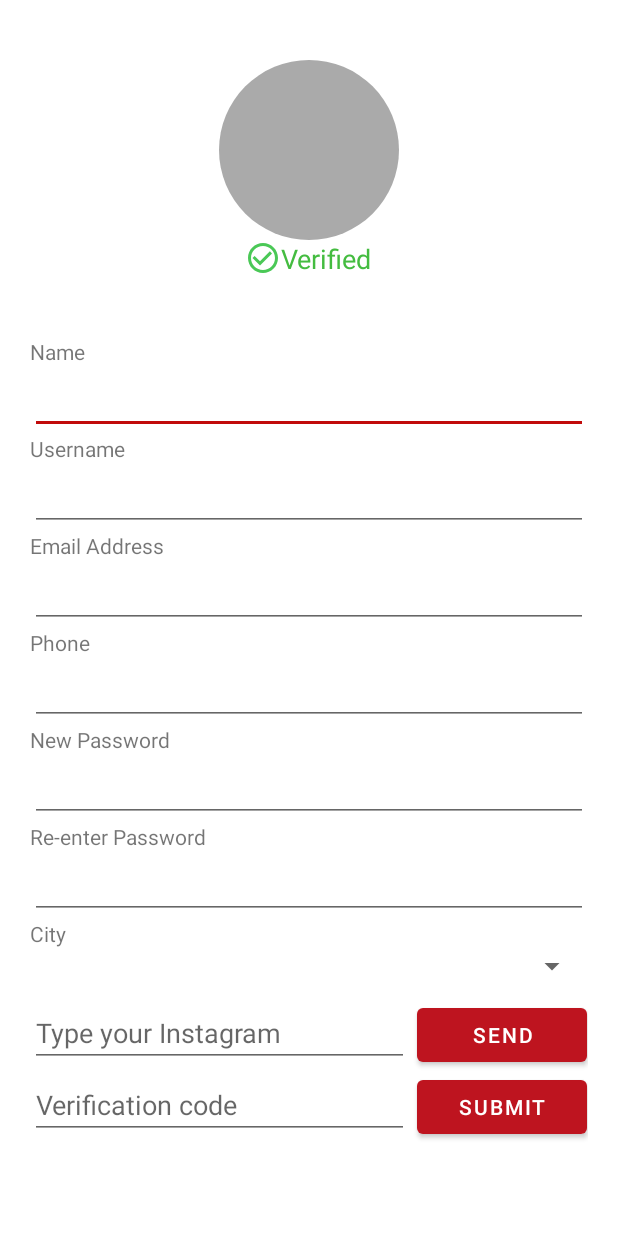
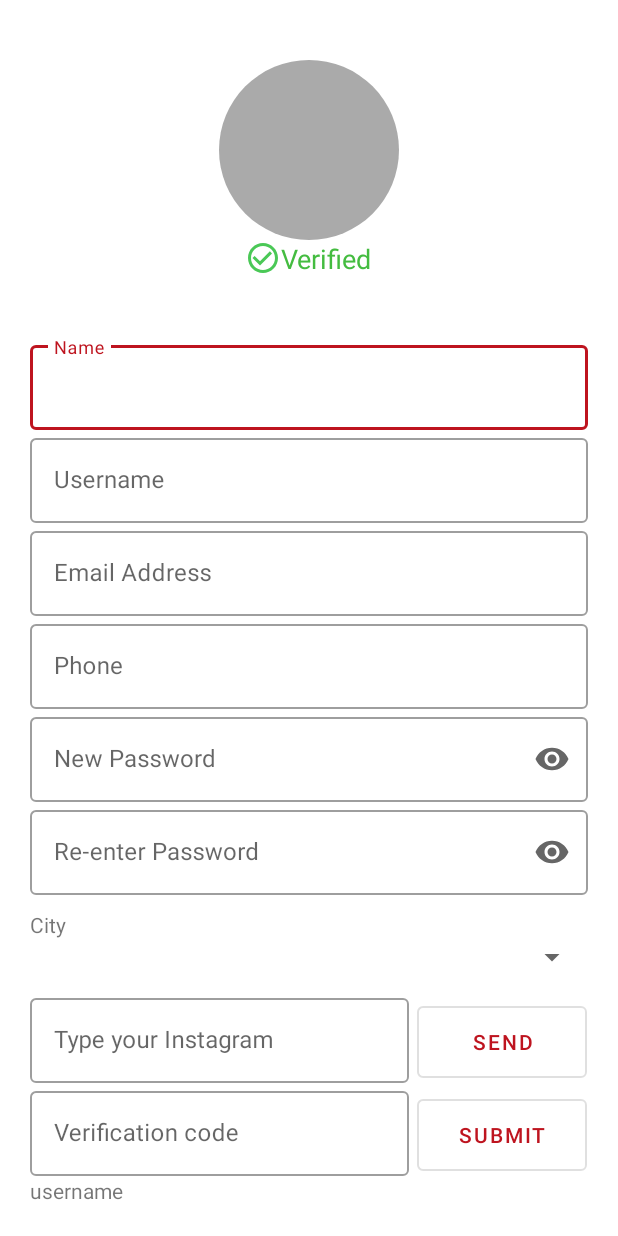
Before and after one commit to lumianecron/OnMarcy, an Android app: the layout fragment_profile.xml on its own in the app's theme, with its tools: preview values and no code run, on a phone screen of 412 x 824 dp. Run offline under Robolectric (Android 15) with nearby library versions, the light colour scheme and no system bars; plain views replace SearchableSpinner.

Commit message:
verification ig

```diff
--- a/onmarcy/app/src/main/AndroidManifest.xml
+++ b/onmarcy/app/src/main/AndroidManifest.xml
@@ -19,7 +19,7 @@ package="com.android.onmarcy">
     </activity>
     <activity
         android:name=".HomeActivity"
-        android:windowSoftInputMode="adjustNothing" />
+        android:windowSoftInputMode="adjustPan"/>
     <activity android:name=".SplashActivity">
         <intent-filter>
             <action android:name="android.intent.action.MAIN" />
--- a/onmarcy/app/src/main/res/layout/fragment_profile.xml
+++ b/onmarcy/app/src/main/res/layout/fragment_profile.xml
@@ -32,74 +32,99 @@
             android:layout_marginBottom="40dp"
             android:layout_gravity="center"/>
 
-        <TextView
-            android:layout_width="wrap_content"
+        <com.google.android.material.textfield.TextInputLayout
+            android:layout_width="match_parent"
             android:layout_height="wrap_content"
-            android:text="@string/name"/>
+            android:hint="@string/name"
+            style="@style/Widget.MaterialComponents.TextInputLayout.OutlinedBox"
+            app:endIconMode="clear_text">
 
-        <EditText
+            <com.google.android.material.textfield.TextInputEditText
                 android:id="@+id/edt_name"
                 android:layout_width="match_parent"
                 android:layout_height="wrap_content"/>
 
-        <TextView
-            android:layout_width="wrap_content"
+        </com.google.android.material.textfield.TextInputLayout>
+
+        <com.google.android.material.textfield.TextInputLayout
+            android:layout_width="match_parent"
             android:layout_height="wrap_content"
-            android:text="@string/username"/>
+            android:hint="@string/username"
+            style="@style/Widget.MaterialComponents.TextInputLayout.OutlinedBox"
+            app:endIconMode="clear_text">
 
-        <EditText
+            <com.google.android.material.textfield.TextInputEditText
                 android:id="@+id/edt_username"
                 android:layout_width="match_parent"
                 android:layout_height="wrap_content"/>
 
-        <TextView
-            android:layout_width="wrap_content"
+        </com.google.android.material.textfield.TextInputLayout>
+
+        <com.google.android.material.textfield.TextInputLayout
+            android:layout_width="match_parent"
             android:layout_height="wrap_content"
-            android:text="@string/email_address"/>
+            android:hint="@string/email_address"
+            style="@style/Widget.MaterialComponents.TextInputLayout.OutlinedBox"
+            app:endIconMode="clear_text">
 
-        <EditText
+            <com.google.android.material.textfield.TextInputEditText
                 android:id="@+id/edt_email"
                 android:layout_width="match_parent"
                 android:layout_height="wrap_content"
                 android:inputType="textEmailAddress"/>
 
-        <TextView
-            android:layout_width="wrap_content"
+        </com.google.android.material.textfield.TextInputLayout>
+
+        <com.google.android.material.textfield.TextInputLayout
+            android:layout_width="match_parent"
             android:layout_height="wrap_content"
-            android:text="@string/phone"/>
+            android:hint="@string/phone"
+            style="@style/Widget.MaterialComponents.TextInputLayout.OutlinedBox"
+            app:endIconMode="clear_text">
 
-        <EditText
+            <com.google.android.material.textfield.TextInputEditText
                 android:id="@+id/edt_phone"
                 android:layout_width="match_parent"
                 android:layout_height="wrap_content"
                 android:inputType="phone"/>
 
-        <TextView
-            android:layout_width="wrap_content"
+        </com.google.android.material.textfield.TextInputLayout>
+
+        <com.google.android.material.textfield.TextInputLayout
+            android:layout_width="match_parent"
             android:layout_height="wrap_content"
-            android:text="@string/new_password"/>
+            android:hint="@string/new_password"
+            style="@style/Widget.MaterialComponents.TextInputLayout.OutlinedBox"
+            app:endIconMode="password_toggle">
 
-        <EditText
+            <com.google.android.material.textfield.TextInputEditText
                 android:id="@+id/edt_password"
                 android:layout_width="match_parent"
                 android:layout_height="wrap_content"
                 android:inputType="textPassword"/>
 
-        <TextView
-            android:layout_width="wrap_content"
+        </com.google.android.material.textfield.TextInputLayout>
+
+        <com.google.android.material.textfield.TextInputLayout
+            android:layout_width="match_parent"
             android:layout_height="wrap_content"
-            android:text="@string/re_enter_password"/>
+            android:hint="@string/re_enter_password"
+            style="@style/Widget.MaterialComponents.TextInputLayout.OutlinedBox"
+            app:endIconMode="password_toggle">
 
-        <EditText
+            <com.google.android.material.textfield.TextInputEditText
                 android:id="@+id/edt_confirm"
                 android:layout_width="match_parent"
                 android:layout_height="wrap_content"
                 android:inputType="textPassword"/>
 
+        </com.google.android.material.textfield.TextInputLayout>
+
         <TextView
             android:layout_width="wrap_content"
             android:layout_height="wrap_content"
-            android:text="@string/city"/>
+            android:text="@string/city"
+            android:layout_marginTop="10dp"/>
 
         <com.toptoche.searchablespinnerlibrary.SearchableSpinner
             android:id="@+id/sp_city"
@@ -112,15 +137,24 @@
             android:layout_width="match_parent"
             android:layout_height="wrap_content">
 
-            <EditText
-                android:id="@+id/edt_instagram"
+            <com.google.android.material.textfield.TextInputLayout
                 android:layout_width="0dp"
                 android:layout_height="wrap_content"
                 android:layout_weight="2"
-                android:hint="@string/type_your_instagram"/>
+                android:hint="@string/type_your_instagram"
+                style="@style/Widget.MaterialComponents.TextInputLayout.OutlinedBox"
+                app:endIconMode="clear_text">
+
+                <com.google.android.material.textfield.TextInputEditText
+                    android:id="@+id/edt_instagram"
+                    android:layout_width="match_parent"
+                    android:layout_height="wrap_content"/>
+
+            </com.google.android.material.textfield.TextInputLayout>
 
             <Button
                 android:id="@+id/btn_send"
+                style="@style/Widget.App.Button.OutlinedButton.IconOnly"
                 android:layout_width="0dp"
                 android:layout_height="wrap_content"
                 android:layout_marginLeft="5dp"
@@ -132,15 +166,24 @@
             android:layout_width="match_parent"
             android:layout_height="wrap_content">
 
-            <EditText
-                android:id="@+id/edt_verification"
+            <com.google.android.material.textfield.TextInputLayout
                 android:layout_width="0dp"
                 android:layout_height="wrap_content"
                 android:layout_weight="2"
-                android:hint="Verification code"/>
+                android:hint="@string/verification_code"
+                style="@style/Widget.MaterialComponents.TextInputLayout.OutlinedBox"
+                app:endIconMode="clear_text">
+
+                <com.google.android.material.textfield.TextInputEditText
+                    android:id="@+id/edt_verification"
+                    android:layout_width="match_parent"
+                    android:layout_height="wrap_content"/>
+
+            </com.google.android.material.textfield.TextInputLayout>
 
             <Button
                 android:id="@+id/btn_submit"
+                style="@style/Widget.App.Button.OutlinedButton.IconOnly"
                 android:layout_width="0dp"
                 android:layout_height="wrap_content"
                 android:layout_marginLeft="5dp"
@@ -148,6 +191,12 @@
                 android:text="@string/submit" />
         </LinearLayout>
 
+        <TextView
+            android:id="@+id/tv_usernameig"
+            android:layout_width="wrap_content"
+            android:layout_height="wrap_content"
+            android:text="username"/>
+
     </LinearLayout>
 
 </ScrollView>
--- a/onmarcy/app/src/main/res/values-night/themes.xml
+++ b/onmarcy/app/src/main/res/values-night/themes.xml
@@ -13,4 +13,13 @@
         <item name="android:statusBarColor" tools:targetApi="l">?attr/colorPrimaryVariant</item>
         <!-- Customize your theme here. -->
     </style>
+    <style name="Widget.App.Button.OutlinedButton.IconOnly" parent="Widget.MaterialComponents.Button.OutlinedButton">
+        <item name="iconPadding">0dp</item>
+        <item name="android:insetTop">0dp</item>
+        <item name="android:insetBottom">0dp</item>
+        <item name="android:paddingLeft">12dp</item>
+        <item name="android:paddingRight">12dp</item>
+        <item name="android:minWidth">48dp</item>
+        <item name="android:minHeight">48dp</item>
+    </style>
 </resources>
--- a/onmarcy/app/src/main/res/values/strings.xml
+++ b/onmarcy/app/src/main/res/values/strings.xml
@@ -50,4 +50,5 @@
     <string name="time_posting">Time posting</string>
     <string name="service_type">Service type</string>
     <string name="female">Female</string>
+    <string name="verification_code">Verification code</string>
 </resources>
--- a/onmarcy/app/src/main/res/values/themes.xml
+++ b/onmarcy/app/src/main/res/values/themes.xml
@@ -13,4 +13,13 @@
         <item name="android:statusBarColor" tools:targetApi="l">?attr/colorPrimaryVariant</item>
         <!-- Customize your theme here. -->
     </style>
+    <style name="Widget.App.Button.OutlinedButton.IconOnly" parent="Widget.MaterialComponents.Button.OutlinedButton">
+        <item name="iconPadding">0dp</item>
+        <item name="android:insetTop">0dp</item>
+        <item name="android:insetBottom">0dp</item>
+        <item name="android:paddingLeft">12dp</item>
+        <item name="android:paddingRight">12dp</item>
+        <item name="android:minWidth">48dp</item>
+        <item name="android:minHeight">48dp</item>
+    </style>
 </resources>
```
Also changed, not shown: onmarcy/app/src/main/java/com/android/onmarcy/ProfileFragment.java (+48 -7 lines), onmarcy/app/src/main/java/model/SocialMedia.java (+158 -5 lines). Lines whose indentation alone changed are shown as unchanged.
